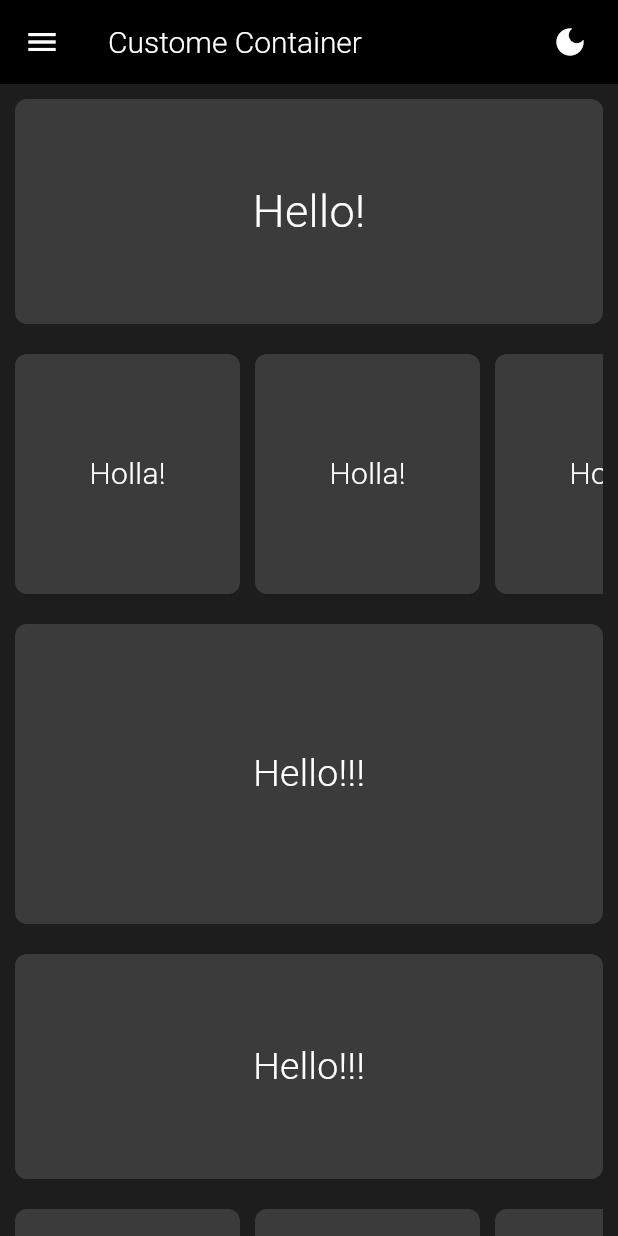
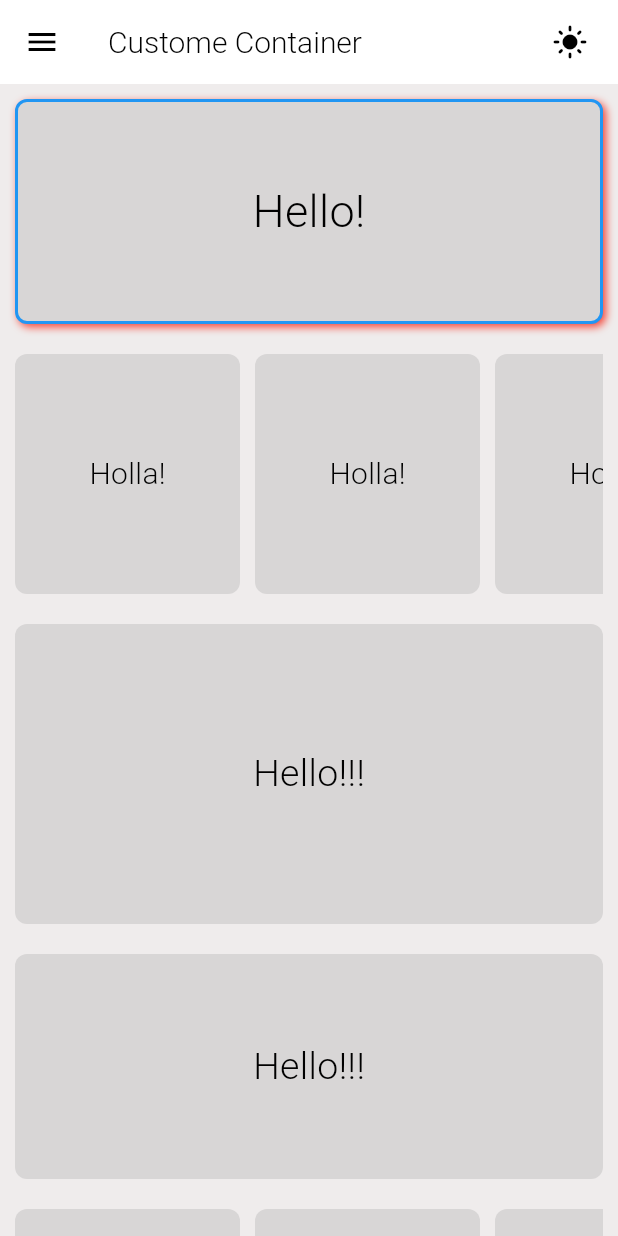
Before and after one commit to LuckyVishwa1104/Flutter-Basics, a Flutter app: the screen it shows after launch, on a phone screen of 412 x 824 dp. Run offline on Flutter 3.47's test engine with Material 3 defaults, Android fonts, the phone set to English and light mode, and no system bars; our stand-ins replace image_picker.

Commit message:
feat(container): add shadow and border related design

```diff
--- a/lib/constructs/custom_container_demo.dart
+++ b/lib/constructs/custom_container_demo.dart
@@ -8,7 +8,7 @@ class CustomContainerDemo extends StatefulWidget {
 }
 
 class _CustomContainerDemoState extends State<CustomContainerDemo> {
-  bool toggle = false;
+  bool toggle = true;
 
   Color bgClrLight = const Color.fromARGB(255, 216, 214, 214);
   Color bgClrDark = const Color.fromARGB(255, 60, 59, 59);
@@ -59,18 +59,36 @@ class _CustomContainerDemoState extends State<CustomContainerDemo> {
             Container(
               height: 150,
               width: double.infinity,
+              // padding: EdgeInsets.all(20),  // to add padding to the child of the container --> to move the child within the container
+              // margin: EdgeInsets.only(top: 30, bottom: 30, right: 30, left: 30,), // to move the container compaired to the its outside entity --> to move the container from the margein of the screen
+              alignment: Alignment.center,  // to align the child inside the container
+              // transform: Matrix4.rotationZ(0.5), // to add transformatino to container --> to change its position
               decoration: BoxDecoration(
-                color: toggle ? bgClrLight : bgClrDark,
-                borderRadius: BorderRadius.circular(8),
+                  color: toggle
+                      ? bgClrLight
+                      : bgClrDark, // to add background color to the container
+                  border: Border.all(
+                    color: Colors.blue, // to add color to the border
+                    width: 2, // to maintain width of the border
+                    style: BorderStyle.solid, // to add style to the border
+                    strokeAlign: BorderSide
+                        .strokeAlignInside, // to align border around the edge of the container
                   ),
-              child: Center(
+                  borderRadius: BorderRadius.circular(
+                      8), // to add radius to the container
+                  boxShadow: const [
+                    BoxShadow(
+                      color: Colors.red, // to add shadow color
+                      blurRadius: 4, // to add width to the shadow
+                      offset: Offset(2, 2), // to change the shadow direction
+                    )
+                  ]),
               child: Text(
                 'Hello!',
                 style: TextStyle(
                   fontSize: 30,
                   fontWeight: FontWeight.w300,
                   color: toggle ? textColorLight : textColorDark,
-                  ),
                 ),
               ),
             ),
```
Lines whose indentation alone changed are shown as unchanged.
